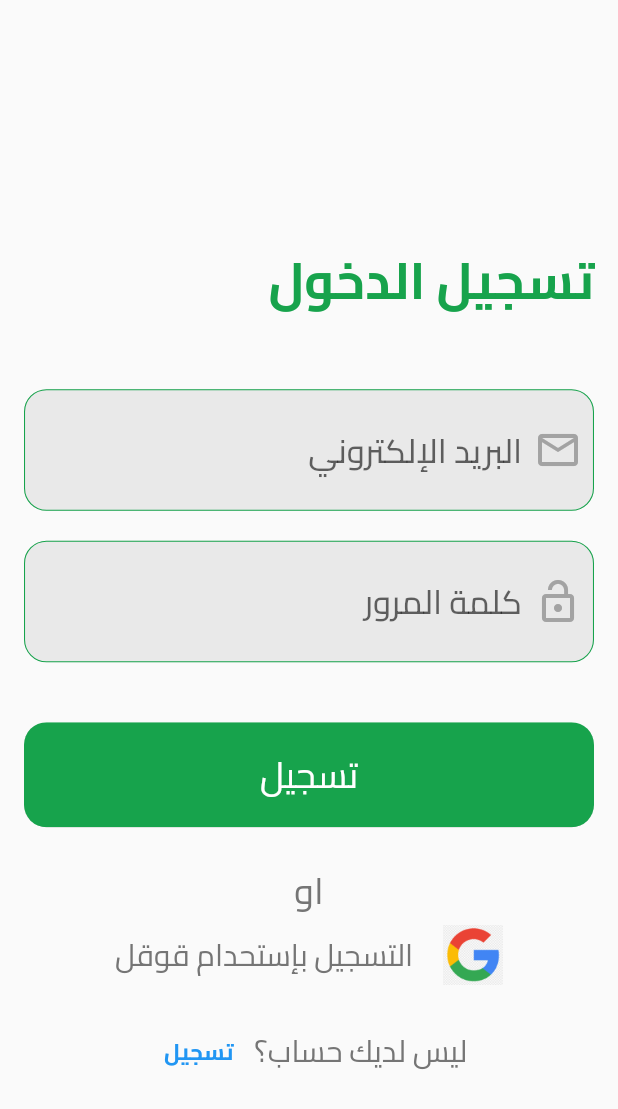
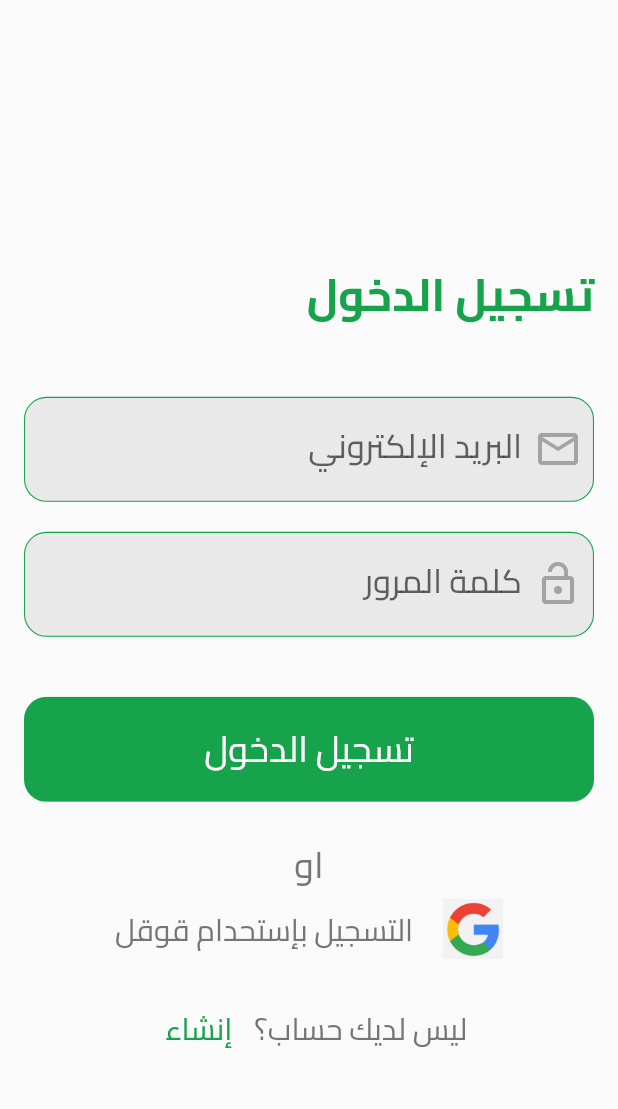
Before and after one commit to mohanedSalaheldin/Etooplay, a Flutter app: the screen it shows after launch, on a phone screen of 412 x 824 dp. Shown: the top 1109 px of the screen. Run offline on Flutter 3.47's test engine with Material 2 defaults, Android fonts, the phone set to English and light mode, and no system bars; our stand-ins replace dropdown_button2, equatable, flutter_bloc, hexcolor.

```diff
--- a/lib/app.dart
+++ b/lib/app.dart
@@ -1,7 +1,6 @@
 import 'package:etooplay/generated/l10n.dart';
 import 'package:etooplay/src/config/routes/routes.dart';
 import 'package:etooplay/src/config/themes/themes.dart';
-import 'package:etooplay/src/features/login/presentation/pages/login_screen.dart';
 import 'package:flutter/material.dart';
 import 'package:flutter_localizations/flutter_localizations.dart';
 
--- a/lib/l10n/intl_ar.arb
+++ b/lib/l10n/intl_ar.arb
@@ -2,8 +2,21 @@
     "login_title": "تسجيل الدخول",
     "email":"البريد الإلكتروني",
     "password":"كلمة المرور",
-    "login":"تسجيل",
+    "confirm_password":"تأكيد كلمة المرور",
+    "login":"تسجيل الدخول",
+    "register":"إنشاء",
     "or":"او",
     "or_login_with_google":"التسجيل بإستحدام قوقل",
-    "dont_have_an_account":"ليس لديك حساب؟"
+    "dont_have_an_account":"ليس لديك حساب؟",
+    "you_have_an_account":"لديك حساب؟",
+    "create_afree_account":"انشئ حساب مجاني",
+    "Continue_create_your_account":"تابِع إنشاء حسابك...",
+    "client":"عميل",
+    "service_providor":"مزود خدمة",
+    "first_name":"الإسم الاول",
+    "last_name":"الإسم الاخير",
+    "male":"ذكر",
+    "female":"أنثي",
+    "gender":"النوع",
+    "next":"التالي"
 }
--- a/lib/main.dart
+++ b/lib/main.dart
@@ -1,6 +1,9 @@
 import 'package:etooplay/app.dart';
+import 'package:etooplay/bloc_observer.dart';
 import 'package:flutter/material.dart';
+import 'package:flutter_bloc/flutter_bloc.dart';
 
 void main() {
+  Bloc.observer = const SimpleBlocObserver();
   runApp(const App());
 }
--- a/lib/src/config/routes/routes.dart
+++ b/lib/src/config/routes/routes.dart
@@ -1,9 +1,13 @@
+import 'package:etooplay/src/features/Register/presentation/pages/register2.dart';
+import 'package:etooplay/src/features/Register/presentation/pages/register_screen.dart';
 import 'package:etooplay/src/features/login/presentation/pages/login_screen.dart';
 import 'package:flutter/material.dart';
 
 class Routes {
   static const String initialRoute = '/';
   static const String loginRoute = '/login';
+  static const String registerRoute = '/register';
+  static const String register2Route = '/register2';
 }
 
 class RoutesManager {
@@ -16,6 +20,14 @@ class RoutesManager {
       case Routes.loginRoute:
         return MaterialPageRoute(
           builder: (context) => const LoginScreen(),
+        );
+      case Routes.registerRoute:
+        return MaterialPageRoute(
+          builder: (context) => const RegisterScreen(),
+        );
+      case Routes.register2Route:
+        return MaterialPageRoute(
+          builder: (context) => const Register2Screen(),
         );
 
       default:
--- a/lib/src/config/themes/themes.dart
+++ b/lib/src/config/themes/themes.dart
@@ -4,9 +4,7 @@ import 'package:hexcolor/hexcolor.dart';
 
 ThemeData lightTheme = ThemeData(
   fontFamily: 'Cairo',
-  // iconTheme: IconThemeData(
 
-  // ),
 
   inputDecorationTheme: InputDecorationTheme(
     filled: true,
@@ -33,12 +31,16 @@ ThemeData lightTheme = ThemeData(
   ),
 
   appBarTheme: const AppBarTheme(
+    titleSpacing: 16.0,
     color: Colors.transparent,
+    iconTheme: IconThemeData(
+      color: Colors.black,
+    ),
     elevation: 0.0,
   ),
   textTheme: TextTheme(
     bodyLarge: TextStyle(
-      fontSize: 34,
+      fontSize: 30,
       fontWeight: FontWeight.bold,
       color: AppColors.primary,
     ),
@@ -47,5 +49,10 @@ ThemeData lightTheme = ThemeData(
       fontWeight: FontWeight.w400,
       color: Colors.white,
     ),
+    bodyMedium:  const TextStyle(
+      fontSize: 22.0,
+      fontWeight: FontWeight.w400,
+      color: Colors.black,
+    ),
   ),
 );
--- a/lib/src/core/utils/app_widgets.dart
+++ b/lib/src/core/utils/app_widgets.dart
@@ -1,15 +1,20 @@
 import 'package:etooplay/src/core/utils/app_colors.dart';
 import 'package:flutter/material.dart';
 import 'package:hexcolor/hexcolor.dart';
+// TextEditingController
 
 Widget defaultTextFormField({
-  required String hint,
+  required String? hint,
   required TextInputType keyboardType,
-  required IconData suffixIcon,
+  required IconData? suffixIcon,
+  required controller,
   IconData? prefixIcon,
-  bool ispassword =false,
+  bool ispassword = false,
 }) =>
-    TextFormField(
+    SizedBox(
+      height: 70.0,
+      child: TextFormField(
+        controller: controller,
         obscureText: ispassword,
         style: const TextStyle(
           fontSize: 22,
@@ -31,10 +36,31 @@ Widget defaultTextFormField({
             size: 32.0,
           ),
         ),
+      ),
     );
-Widget HorizentalSizedBox() => const SizedBox(
+Widget horizentalSizedBox() => const SizedBox(
       width: 20.0,
     );
-Widget VerticalSizedBox() => const SizedBox(
+Widget verticalSizedBox() => const SizedBox(
       height: 20.0,
     );
+Widget defaultButton({
+  required Widget content,
+  required void Function()? onpressed,
+  Color? color,
+}) =>
+    Container(
+      height: 70.0,
+      width: double.infinity,
+      clipBehavior: Clip.antiAliasWithSaveLayer,
+      decoration: BoxDecoration(
+        borderRadius: BorderRadius.circular(
+          15.0,
+        ),
+      ),
+      child: MaterialButton(
+        onPressed: onpressed,
+        color: color ?? AppColors.primary,
+        child: content,
+      ),
+    );
--- a/lib/src/features/login/presentation/cubit/login_cubit.dart
+++ b/lib/src/features/login/presentation/cubit/login_cubit.dart
@@ -1,5 +1,5 @@
-import 'package:bloc/bloc.dart';
 import 'package:equatable/equatable.dart';
+import 'package:flutter_bloc/flutter_bloc.dart';
 
 part 'login_state.dart';
 
--- a/lib/src/features/login/presentation/pages/login_screen.dart
+++ b/lib/src/features/login/presentation/pages/login_screen.dart
@@ -1,4 +1,5 @@
 import 'package:etooplay/generated/l10n.dart';
+import 'package:etooplay/src/config/routes/routes.dart';
 import 'package:etooplay/src/core/utils/app_assets.dart';
 import 'package:etooplay/src/core/utils/app_colors.dart';
 import 'package:etooplay/src/core/utils/app_widgets.dart';
@@ -10,6 +11,8 @@ class LoginScreen extends StatelessWidget {
 
   @override
   Widget build(BuildContext context) {
+    var emailController = TextEditingController();
+    var passwordController = TextEditingController();
     return Scaffold(
       appBar: loginScreenAppBar,
       body: Padding(
@@ -24,48 +27,37 @@ class LoginScreen extends StatelessWidget {
                   S.of(context).login_title,
                   style: Theme.of(context).textTheme.bodyLarge,
                 ),
-                VerticalSizedBox(),
-                VerticalSizedBox(),
+                verticalSizedBox(),
+                verticalSizedBox(),
                 defaultTextFormField(
+                  controller: emailController,
                   hint: S.of(context).email,
                   keyboardType: TextInputType.emailAddress,
                   suffixIcon: Icons.email_outlined,
                 ),
-                VerticalSizedBox(),
+                verticalSizedBox(),
                 defaultTextFormField(
+                  controller: passwordController,
                   ispassword: true,
                   hint: S.of(context).password,
                   keyboardType: TextInputType.emailAddress,
                   suffixIcon: Icons.lock_open,
                 ),
-                VerticalSizedBox(),
-                VerticalSizedBox(),
-                Container(
-                  height: 70.0,
-                  width: double.infinity,
-                  clipBehavior: Clip.antiAlias,
-                  decoration: BoxDecoration(
-                    borderRadius: BorderRadius.circular(
-                      15.0,
-                    ),
-                  ),
-                  child: MaterialButton(
-                    onPressed: () {},
-                    color: AppColors.primary,
-                    child: Text(
-                      S.of(context).login,
-                      style: Theme.of(context).textTheme.bodySmall,
-                    ),
+                verticalSizedBox(),
+                verticalSizedBox(),
+                defaultButton(
+                  onpressed: () {},
+                  content: Text(
+                    S.of(context).login,
+                    style: Theme.of(context).textTheme.bodySmall,
                   ),
                 ),
-                VerticalSizedBox(),
+                verticalSizedBox(),
                 Center(
                   child: Text(
                     S.of(context).or,
                     style: Theme.of(context).textTheme.bodySmall?.copyWith(
                           color: Colors.grey[600],
-                          // fontSize: 24.0,
-                          // fontWeight: FontWeight.w400,
                         ),
                   ),
                 ),
@@ -82,7 +74,7 @@ class LoginScreen extends StatelessWidget {
                           AssetsManager.google,
                         ),
                       ),
-                      HorizentalSizedBox(),
+                      horizentalSizedBox(),
                       Text(
                         S.of(context).or_login_with_google,
                         style: Theme.of(context).textTheme.bodySmall?.copyWith(
@@ -93,7 +85,7 @@ class LoginScreen extends StatelessWidget {
                     ],
                   ),
                 ),
-                VerticalSizedBox(),
+                verticalSizedBox(),
                 Row(
                   mainAxisAlignment: MainAxisAlignment.center,
                   children: [
@@ -108,9 +100,15 @@ class LoginScreen extends StatelessWidget {
                       width: 5.0,
                     ),
                     TextButton(
-                      onPressed: () {},
+                      onPressed: () {
+                        Navigator.pushNamed(context, Routes.registerRoute);
+                      },
                       child: Text(
-                        S.of(context).login,
+                        S.of(context).register,
+                        style: Theme.of(context).textTheme.bodySmall?.copyWith(
+                              color: AppColors.primary,
+                              fontSize: 20.0,
+                            ),
                       ),
                     ),
                   ],
--- a/pubspec.yaml
+++ b/pubspec.yaml
@@ -29,13 +29,15 @@ environment:
 # versions available, run `flutter pub outdated`.
 dependencies:
   cupertino_icons: ^1.0.2
+  dropdown_button2: ^2.3.9
   equatable: ^2.0.5
   flutter:
     sdk: flutter
   flutter_bloc: ^8.1.3
-  hexcolor: ^3.0.1
   flutter_localizations:
     sdk: flutter
+  hexcolor: ^3.0.1
+  intl: ^0.18.1
 
 dev_dependencies:
   flutter_lints: ^2.0.0
@@ -81,7 +83,6 @@ flutter:
           weight: 700
         - asset: assets/fonts/Cairo-ExtraBold.ttf
           weight: 800
-
   #   - family: Trajan Pro
   #     fonts:
   #       - asset: fonts/TrajanPro.ttf
```
Also changed, not shown: lib/bloc_observer.dart (added, +45 -0 lines), lib/l10n/intl_en.arb (+14 -1 lines), lib/src/features/Register/presentation/cubit/register_cubit.dart (added, +15 -0 lines), lib/src/features/Register/presentation/cubit/register_state.dart (added, +7 -0 lines), lib/src/features/Register/presentation/pages/register2.dart (added, +106 -0 lines), lib/src/features/Register/presentation/pages/register_screen.dart (added, +267 -0 lines), lib/generated/intl/messages_ar.dart, lib/generated/intl/messages_en.dart, lib/generated/l10n.dart, pubspec.lock. Lines whose indentation alone changed are shown as unchanged.
